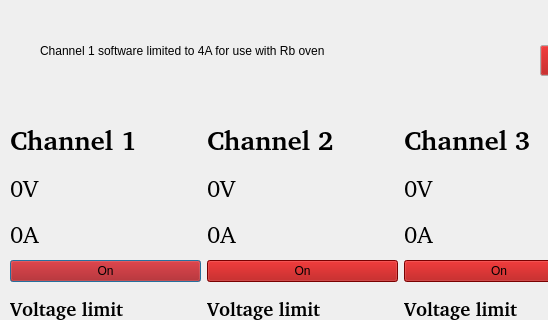
Before: the Qt Designer form hamegcontrol.ui in CQTools/Hameg_power_supply, drawn with Qt 5; both pictures show x 0 to 548 and y 0 to 320 of the 800 by 700 pixel window.
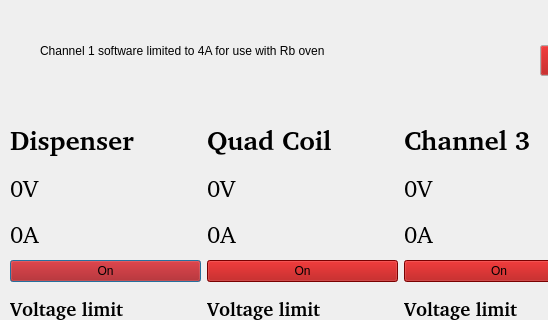
After: the same form once the commit is applied.

Commit message: Changed to read actual voltage and current instead of set point value

The edit to the form file:
```diff
--- a/hamegcontrol.ui
+++ b/hamegcontrol.ui
@@ -153,7 +153,7 @@
         </font>
        </property>
        <property name="text">
-        <string>Channel 1</string>
+        <string>Dispenser</string>
        </property>
       </widget>
      </item>
@@ -408,7 +408,7 @@
         </font>
        </property>
        <property name="text">
-        <string>Channel 2</string>
+        <string>Quad Coil</string>
        </property>
       </widget>
      </item>
```
The commit also changes 2 other files.
